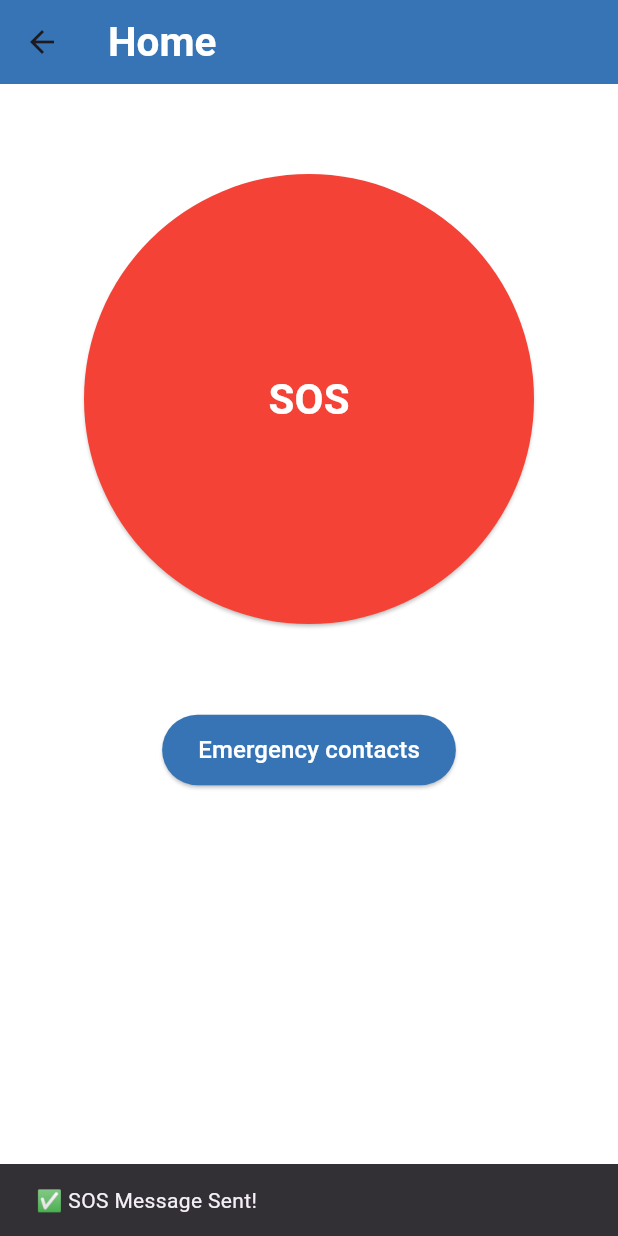
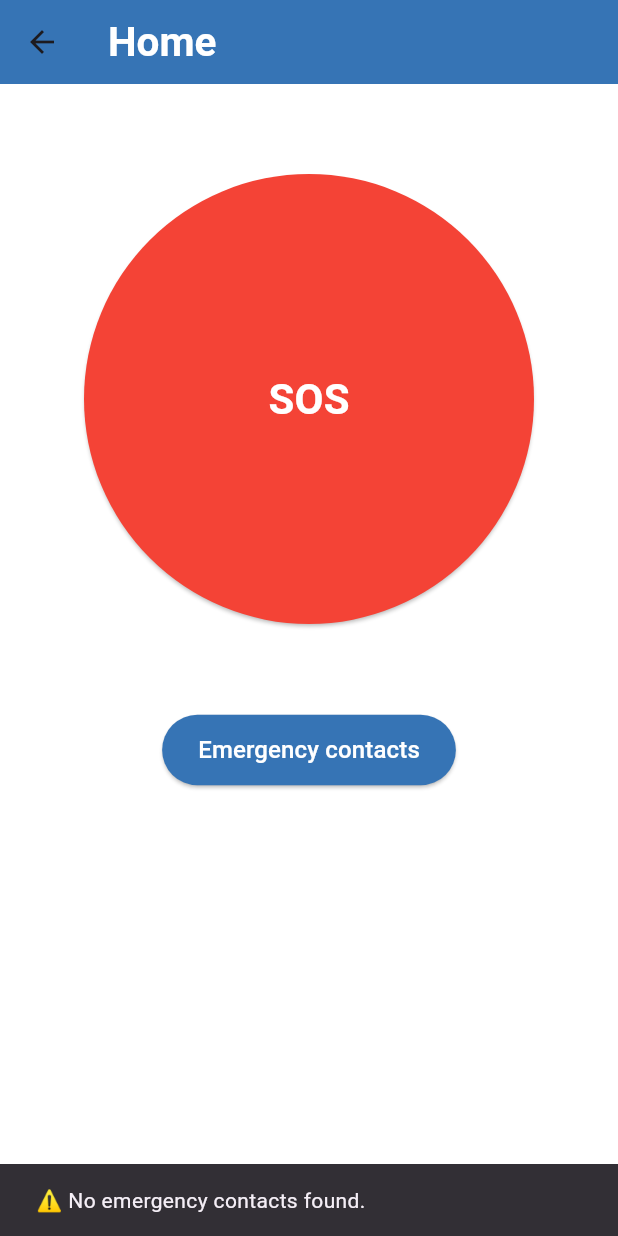
Before and after one commit to HOX-Aswin/women_safety_app-Ungal_kaavalan-, a Flutter app: the HomeScreen screen opened directly, after a tap on "SOS", on a phone screen of 412 x 824 dp. Run offline on Flutter 3.47's test engine with Material 3 defaults, Android fonts, the phone set to English and light mode, and no system bars; our stand-ins replace cloud_firestore, firebase_auth, firebase_core, flutter_riverpod, go_router, permission_handler and 1 more; accounts and stored records are empty.

Commit message:
updated sos button to send sms to saved emergency contacts

```diff
--- a/lib/screens/core_screens/home/home_screen.dart
+++ b/lib/screens/core_screens/home/home_screen.dart
@@ -1,49 +1,73 @@
 import 'package:flutter/material.dart';
 import 'package:flutter/services.dart';
+import 'package:flutter_riverpod/flutter_riverpod.dart';
 import 'package:go_router/go_router.dart';
 import 'package:permission_handler/permission_handler.dart';
+import 'package:ungal_kaavalan/providers/contact_provider.dart';
 
-class HomeScreen extends StatefulWidget {
+class HomeScreen extends ConsumerStatefulWidget {
   const HomeScreen({super.key});
 
   @override
-  State<HomeScreen> createState() => _HomeScreenState();
+  ConsumerState<HomeScreen> createState() => _HomeScreenState();
 }
 
-class _HomeScreenState extends State<HomeScreen> {
+class _HomeScreenState extends ConsumerState<HomeScreen> {
   static const platform = MethodChannel('sms_channel');
 
-  // Emergency contacts
-  final List<String> emergencyNumbers = [
-    // "8778938882", //hari
-    // "8072661442", //akesh
-    "6383488874", //aswin
-    // "9043795535", //gokulanand
-    // "7604864097", //aathi
-  ];
+  List<String> emergencyNumbers = []; // Initially empty
+
+  @override
+  void initState() {
+    super.initState();
+    _loadEmergencyContacts();
+  }
+
+  // Fetch emergency contacts from provider
+  void _loadEmergencyContacts() {
+    final emergencyContacts = ref.read(emergencyContactProvider);
+    setState(() {
+      emergencyNumbers = emergencyContacts
+          .map<String>((contact) => contact['phone'] ?? '')
+          .where((number) => number.isNotEmpty)
+          .toList();
+    });
+  }
+
   final String emergencyMessage =
       "🚨 SOS! I need help immediately. Please contact me!";
+
   // Function to send SOS message
   Future<void> _sendSOS() async {
     var status = await Permission.sms.request(); // Request SMS permission
 
     if (status.isGranted) {
+      if (emergencyNumbers.isEmpty) {
+        ScaffoldMessenger.of(context).showSnackBar(
+          const SnackBar(content: Text("⚠️ No emergency contacts found.")),
+        );
+        return;
+      }
+
       for (String number in emergencyNumbers) {
         try {
           await platform.invokeMethod(
-              'sendSms', {"phone": number, "message": emergencyMessage});
+            'sendSms',
+            {"phone": number, "message": emergencyMessage},
+          );
         } on PlatformException catch (e) {
           ScaffoldMessenger.of(context).showSnackBar(
-            SnackBar(content: Text("❌ Failed to send SMS: ${e.message}")),
+            SnackBar(content: Text("❌ Failed to send SMS to $number: ${e.message}")),
           );
         }
       }
+
       ScaffoldMessenger.of(context).showSnackBar(
-        SnackBar(content: Text("✅ SOS Message Sent!")),
+        const SnackBar(content: Text("✅ SOS Message Sent!")),
       );
     } else {
       ScaffoldMessenger.of(context).showSnackBar(
-        SnackBar(content: Text("❌ SMS Permission Denied")),
+        const SnackBar(content: Text("❌ SMS Permission Denied")),
       );
     }
   }
@@ -88,11 +112,13 @@ class _HomeScreenState extends State<HomeScreen> {
             child: ElevatedButton(
               onPressed: () => context.go('/emergencycontact'),
               style: ElevatedButton.styleFrom(
-                backgroundColor: Color(0xFF3674B5),
-                padding: EdgeInsets.symmetric(horizontal: 24, vertical: 12),
+                backgroundColor: const Color(0xFF3674B5),
+                padding: const EdgeInsets.symmetric(horizontal: 24, vertical: 12),
               ),
-              child: Text("Emergency contacts",
-                  style: TextStyle(color: Colors.white, fontSize: 16)),
+              child: const Text(
+                "Emergency contacts",
+                style: TextStyle(color: Colors.white, fontSize: 16),
+              ),
             ),
           ),
         ],
```
Also changed, not shown: 4 other files.
